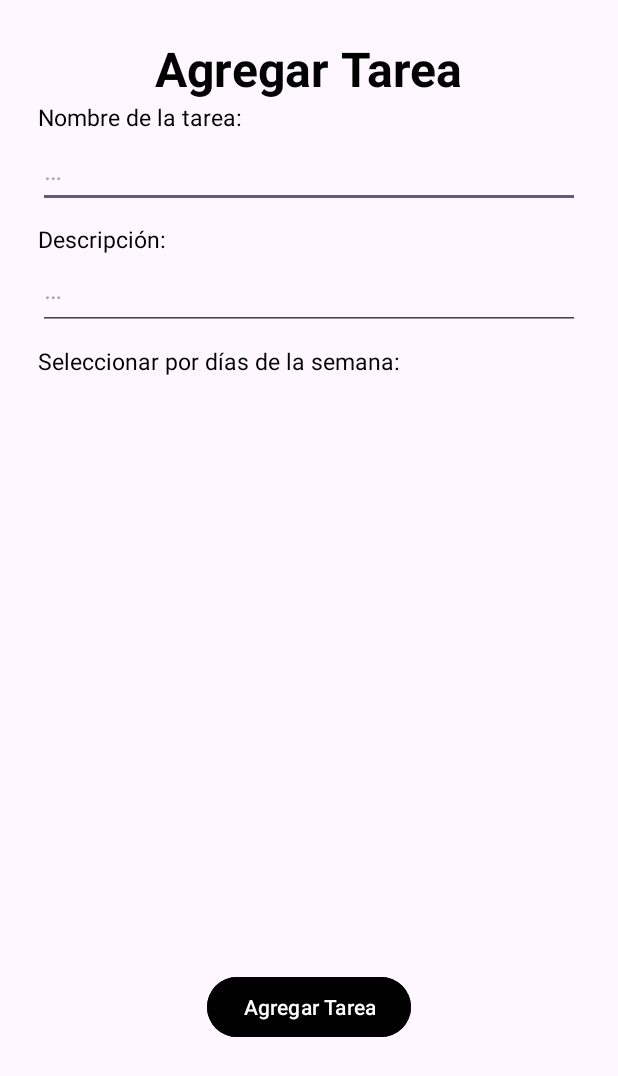
After one commit to Yalam14/Proyecto-Final---Gestor-de-tareas-del-hogar, an Android app: the AgregarTareaActivity screen opened directly, with no data from a screen before it, on a phone screen of 412 x 824 dp. The commit adds this screen. Shown: the top 1076 px of the screen. Run offline under Robolectric (Android 15) with nearby library versions, the phone set to English and light mode, and no system bars.

Commit message:
Pantalla Agregar Tareas, iniciada

```diff
--- a/app/src/main/AndroidManifest.xml
+++ b/app/src/main/AndroidManifest.xml
@@ -13,10 +13,12 @@
         android:theme="@style/Theme.Proyecto_final_gestor_de_tareas_del_hogar"
         tools:targetApi="31">
         <activity
+            android:name=".AgregarTareaActivity"
+            android:exported="false" />
+        <activity
             android:name=".TareasActivity"
             android:exported="false"
-            android:label="@string/title_activity_tareas" />
-        <!-- MainActivity -->
+            android:label="@string/title_activity_tareas" /> <!-- MainActivity -->
         <activity
             android:name=".MainActivity"
             android:exported="true">
--- /dev/null
+++ b/app/src/main/java/equipo/cuatro/proyecto_final_gestor_de_tareas_del_hogar/AgregarTareaActivity.kt
@@ -0,0 +1,20 @@
+package equipo.cuatro.proyecto_final_gestor_de_tareas_del_hogar
+
+import android.os.Bundle
+import androidx.activity.enableEdgeToEdge
+import androidx.appcompat.app.AppCompatActivity
+import androidx.core.view.ViewCompat
+import androidx.core.view.WindowInsetsCompat
+
+class AgregarTareaActivity : AppCompatActivity() {
+    override fun onCreate(savedInstanceState: Bundle?) {
+        super.onCreate(savedInstanceState)
+        enableEdgeToEdge()
+        setContentView(R.layout.activity_agregar_tarea)
+        ViewCompat.setOnApplyWindowInsetsListener(findViewById(R.id.main)) { v, insets ->
+            val systemBars = insets.getInsets(WindowInsetsCompat.Type.systemBars())
+            v.setPadding(systemBars.left, systemBars.top, systemBars.right, systemBars.bottom)
+            insets
+        }
+    }
+}
--- a/app/src/main/java/equipo/cuatro/proyecto_final_gestor_de_tareas_del_hogar/ui/home/HomeFragment.kt
+++ b/app/src/main/java/equipo/cuatro/proyecto_final_gestor_de_tareas_del_hogar/ui/diario/DiarioFragment.kt
@@ -1,4 +1,4 @@
-package equipo.cuatro.proyecto_final_gestor_de_tareas_del_hogar.ui.home
+package equipo.cuatro.proyecto_final_gestor_de_tareas_del_hogar.ui.diario
 
 import android.os.Bundle
 import android.view.LayoutInflater
@@ -9,7 +9,7 @@ import androidx.fragment.app.Fragment
 import androidx.lifecycle.ViewModelProvider
 import equipo.cuatro.proyecto_final_gestor_de_tareas_del_hogar.databinding.FragmentHomeBinding
 
-class HomeFragment : Fragment() {
+class DiarioFragment : Fragment() {
 
     private var _binding: FragmentHomeBinding? = null
 
@@ -23,7 +23,7 @@ class HomeFragment : Fragment() {
         savedInstanceState: Bundle?
     ): View {
         val homeViewModel =
-            ViewModelProvider(this).get(HomeViewModel::class.java)
+            ViewModelProvider(this).get(DiarioViewModel::class.java)
 
         _binding = FragmentHomeBinding.inflate(inflater, container, false)
         val root: View = binding.root
--- a/app/src/main/java/equipo/cuatro/proyecto_final_gestor_de_tareas_del_hogar/ui/home/HomeViewModel.kt
+++ b/app/src/main/java/equipo/cuatro/proyecto_final_gestor_de_tareas_del_hogar/ui/diario/DiarioViewModel.kt
@@ -1,10 +1,10 @@
-package equipo.cuatro.proyecto_final_gestor_de_tareas_del_hogar.ui.home
+package equipo.cuatro.proyecto_final_gestor_de_tareas_del_hogar.ui.diario
 
 import androidx.lifecycle.LiveData
 import androidx.lifecycle.MutableLiveData
 import androidx.lifecycle.ViewModel
 
-class HomeViewModel : ViewModel() {
+class DiarioViewModel : ViewModel() {
 
     private val _text = MutableLiveData<String>().apply {
         value = "This is home Fragment"
--- a/app/src/main/java/equipo/cuatro/proyecto_final_gestor_de_tareas_del_hogar/ui/dashboard/DashboardFragment.kt
+++ b/app/src/main/java/equipo/cuatro/proyecto_final_gestor_de_tareas_del_hogar/ui/semanal/SemanalFragment.kt
@@ -1,4 +1,4 @@
-package equipo.cuatro.proyecto_final_gestor_de_tareas_del_hogar.ui.dashboard
+package equipo.cuatro.proyecto_final_gestor_de_tareas_del_hogar.ui.semanal
 
 import android.os.Bundle
 import android.view.LayoutInflater
@@ -9,7 +9,7 @@ import androidx.fragment.app.Fragment
 import androidx.lifecycle.ViewModelProvider
 import equipo.cuatro.proyecto_final_gestor_de_tareas_del_hogar.databinding.FragmentDashboardBinding
 
-class DashboardFragment : Fragment() {
+class SemanalFragment : Fragment() {
 
     private var _binding: FragmentDashboardBinding? = null
 
@@ -23,7 +23,7 @@ class DashboardFragment : Fragment() {
         savedInstanceState: Bundle?
     ): View {
         val dashboardViewModel =
-            ViewModelProvider(this).get(DashboardViewModel::class.java)
+            ViewModelProvider(this).get(SemanalViewModel::class.java)
 
         _binding = FragmentDashboardBinding.inflate(inflater, container, false)
         val root: View = binding.root
--- a/app/src/main/java/equipo/cuatro/proyecto_final_gestor_de_tareas_del_hogar/ui/dashboard/DashboardViewModel.kt
+++ b/app/src/main/java/equipo/cuatro/proyecto_final_gestor_de_tareas_del_hogar/ui/semanal/SemanalViewModel.kt
@@ -1,10 +1,10 @@
-package equipo.cuatro.proyecto_final_gestor_de_tareas_del_hogar.ui.dashboard
+package equipo.cuatro.proyecto_final_gestor_de_tareas_del_hogar.ui.semanal
 
 import androidx.lifecycle.LiveData
 import androidx.lifecycle.MutableLiveData
 import androidx.lifecycle.ViewModel
 
-class DashboardViewModel : ViewModel() {
+class SemanalViewModel : ViewModel() {
 
     private val _text = MutableLiveData<String>().apply {
         value = "This is dashboard Fragment"
--- /dev/null
+++ b/app/src/main/res/layout/activity_agregar_tarea.xml
@@ -0,0 +1,91 @@
+<?xml version="1.0" encoding="utf-8"?>
+<androidx.constraintlayout.widget.ConstraintLayout xmlns:android="http://schemas.android.com/apk/res/android"
+    xmlns:app="http://schemas.android.com/apk/res-auto"
+    xmlns:tools="http://schemas.android.com/tools"
+    android:id="@+id/main"
+    android:layout_width="match_parent"
+    android:layout_height="match_parent"
+    tools:context=".AgregarTareaActivity">
+
+    <TextView
+        android:id="@+id/tv_agregar"
+        android:layout_width="wrap_content"
+        android:layout_height="wrap_content"
+        android:layout_marginTop="24dp"
+        android:text="@string/agregar_tarea"
+        android:textColor="@color/black"
+        android:textSize="32sp"
+        android:textStyle="bold"
+        app:layout_constraintEnd_toEndOf="parent"
+        app:layout_constraintStart_toStartOf="parent"
+        app:layout_constraintTop_toTopOf="parent" />
+
+    <ScrollView
+        android:id="@+id/scrollView2"
+        android:layout_width="match_parent"
+        android:layout_height="550dp"
+        android:paddingHorizontal="25dp"
+        app:layout_constraintEnd_toEndOf="parent"
+        app:layout_constraintStart_toStartOf="parent"
+        app:layout_constraintTop_toBottomOf="@+id/tv_agregar">
+
+        <LinearLayout
+            android:layout_width="match_parent"
+            android:layout_height="wrap_content"
+            android:orientation="vertical">
+
+            <TextView
+                android:layout_width="match_parent"
+                android:layout_height="wrap_content"
+                android:text="@string/lbl_tarea_nombre"
+                android:textColor="@color/black"
+                android:textSize="15sp" />
+
+            <EditText
+                android:id="@+id/et_nombre"
+                android:layout_width="match_parent"
+                android:layout_height="50dp"
+                android:hint="@string/nothing"
+                android:inputType="text" />
+
+            <TextView
+                android:layout_width="match_parent"
+                android:layout_height="wrap_content"
+                android:layout_marginTop="10dp"
+                android:text="@string/lbl_tarea_descripcion"
+                android:textColor="@color/black"
+                android:textSize="15sp" />
+
+            <EditText
+                android:id="@+id/et_descripcion"
+                android:layout_width="match_parent"
+                android:layout_height="50dp"
+                android:ems="10"
+                android:gravity="start|top"
+                android:hint="@string/nothing"
+                android:inputType="textMultiLine" />
+
+            <TextView
+                android:layout_width="match_parent"
+                android:layout_height="wrap_content"
+                android:layout_marginTop="10dp"
+                android:text="@string/seleccion_dias"
+                android:textColor="@color/black"
+                android:textSize="15sp" />
+
+        </LinearLayout>
+
+    </ScrollView>
+
+    <Button
+        android:id="@+id/btn_agregar"
+        android:layout_width="wrap_content"
+        android:layout_height="wrap_content"
+        android:layout_marginTop="30dp"
+        android:text="@string/agregar_tarea"
+        app:layout_constraintEnd_toEndOf="parent"
+        app:layout_constraintStart_toStartOf="parent"
+        app:layout_constraintTop_toBottomOf="@+id/scrollView2"
+        android:backgroundTint="@color/black"/>
+
+</androidx.constraintlayout.widget.ConstraintLayout>
--- a/app/src/main/res/layout/fragment_diario.xml
+++ b/app/src/main/res/layout/fragment_diario.xml
@@ -4,7 +4,7 @@
     xmlns:tools="http://schemas.android.com/tools"
     android:layout_width="match_parent"
     android:layout_height="match_parent"
-    tools:context=".ui.home.HomeFragment">
+    tools:context=".ui.diario.DiarioFragment">
 
 
 </androidx.constraintlayout.widget.ConstraintLayout>
--- a/app/src/main/res/layout/fragment_semanal.xml
+++ b/app/src/main/res/layout/fragment_semanal.xml
@@ -4,7 +4,7 @@
     xmlns:tools="http://schemas.android.com/tools"
     android:layout_width="match_parent"
     android:layout_height="match_parent"
-    tools:context=".ui.dashboard.DashboardFragment">
+    tools:context=".ui.semanal.SemanalFragment">
 
     <TextView
         android:id="@+id/text_dashboard"
--- a/app/src/main/res/navigation/mobile_navigation.xml
+++ b/app/src/main/res/navigation/mobile_navigation.xml
@@ -7,13 +7,13 @@
 
     <fragment
         android:id="@+id/navigation_diario"
-        android:name="equipo.cuatro.proyecto_final_gestor_de_tareas_del_hogar.ui.home.HomeFragment"
+        android:name="equipo.cuatro.proyecto_final_gestor_de_tareas_del_hogar.ui.diario.DiarioFragment"
         android:label="@string/pestaña_diario"
         tools:layout="@layout/fragment_diario" />
 
     <fragment
         android:id="@+id/navigation_semanal"
-        android:name="equipo.cuatro.proyecto_final_gestor_de_tareas_del_hogar.ui.dashboard.DashboardFragment"
+        android:name="equipo.cuatro.proyecto_final_gestor_de_tareas_del_hogar.ui.semanal.SemanalFragment"
         android:label="@string/pestaña_semanal"
         tools:layout="@layout/fragment_semanal" />
 </navigation>
--- a/app/src/main/res/values/strings.xml
+++ b/app/src/main/res/values/strings.xml
@@ -7,4 +7,9 @@
     <string name="title_activity_tareas">TareasActivity</string>
     <string name="pestaña_diario">Diario</string>
     <string name="pestaña_semanal">Semanal</string>
+    <string name="agregar_tarea">Agregar Tarea</string>
+    <string name="lbl_tarea_nombre">Nombre de la tarea:</string>
+    <string name="lbl_tarea_descripcion">Descripción:</string>
+    <string name="seleccion_dias">Seleccionar por días de la semana:</string>
+    <string name="nothing">…</string>
 </resources>
```
Also changed, not shown: app/src/main/java/equipo/cuatro/proyecto_final_gestor_de_tareas_del_hogar/ui/notifications/NotificationsFragment.kt (deleted, +0 -42 lines), app/src/main/java/equipo/cuatro/proyecto_final_gestor_de_tareas_del_hogar/ui/notifications/NotificationsViewModel.kt (deleted, +0 -13 lines).
